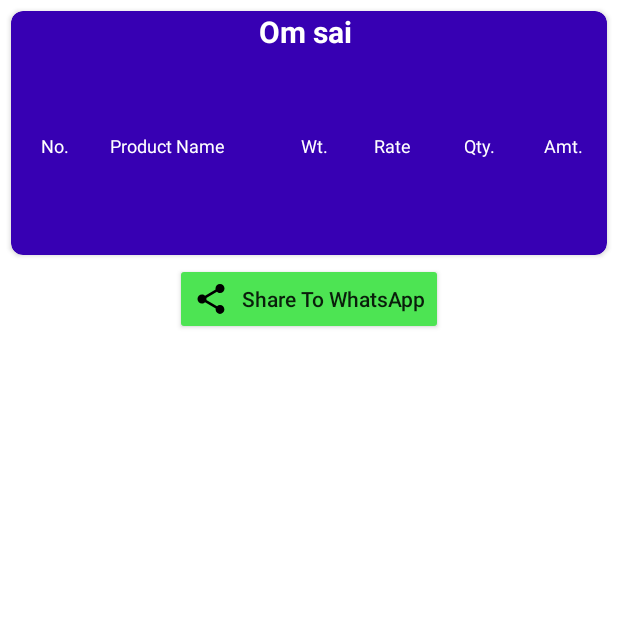
After one commit to karan4ss/ShopBillInventory, an Android app: the ShowPerticularBillActivity screen opened directly, with no data from a screen before it, on a phone screen of 412 x 824 dp, the top half of it. The commit adds this screen. Run offline under Robolectric (Android 15) with nearby library versions, the phone set to English and light mode, and no system bars; our stand-ins replace Firebase (no records; nobody signed in at launch, a user with empty details on screens opened directly).

Commit message:
commit by karan done send bill to whatsapp 16042024 evening

```diff
--- /dev/null
+++ b/app/src/main/res/drawable/ic_share.xml
@@ -0,0 +1,5 @@
+<vector android:height="24dp" android:tint="#000000"
+    android:viewportHeight="24" android:viewportWidth="24"
+    android:width="24dp" xmlns:android="http://schemas.android.com/apk/res/android">
+    <path android:fillColor="@android:color/white" android:pathData="M18,16.08c-0.76,0 -1.44,0.3 -1.96,0.77L8.91,12.7c0.05,-0.23 0.09,-0.46 0.09,-0.7s-0.04,-0.47 -0.09,-0.7l7.05,-4.11c0.54,0.5 1.25,0.81 2.04,0.81 1.66,0 3,-1.34 3,-3s-1.34,-3 -3,-3 -3,1.34 -3,3c0,0.24 0.04,0.47 0.09,0.7L8.04,9.81C7.5,9.31 6.79,9 6,9c-1.66,0 -3,1.34 -3,3s1.34,3 3,3c0.79,0 1.5,-0.31 2.04,-0.81l7.12,4.16c-0.05,0.21 -0.08,0.43 -0.08,0.65 0,1.61 1.31,2.92 2.92,2.92 1.61,0 2.92,-1.31 2.92,-2.92s-1.31,-2.92 -2.92,-2.92z"/>
+</vector>
--- /dev/null
+++ b/app/src/main/res/layout/activity_show_perticular_bill.xml
@@ -0,0 +1,204 @@
+<?xml version="1.0" encoding="utf-8"?>
+<androidx.constraintlayout.widget.ConstraintLayout xmlns:android="http://schemas.android.com/apk/res/android"
+    xmlns:app="http://schemas.android.com/apk/res-auto"
+    xmlns:tools="http://schemas.android.com/tools"
+    android:layout_width="match_parent"
+    android:layout_height="wrap_content"
+    tools:context=".ShowPerticularBillActivity">
+
+    <ScrollView
+        android:layout_width="match_parent"
+        android:layout_height="wrap_content"
+        app:layout_constraintTop_toTopOf="parent">
+
+        <androidx.constraintlayout.widget.ConstraintLayout
+            android:layout_width="match_parent"
+            android:layout_height="match_parent">
+
+            <androidx.cardview.widget.CardView
+                android:id="@+id/cvofperticularBill"
+                android:layout_width="match_parent"
+                android:layout_height="wrap_content"
+                android:layout_margin="7dp"
+                android:padding="10dp"
+                app:cardBackgroundColor="@color/purple_700"
+                app:cardCornerRadius="8dp"
+                app:layout_constraintTop_toTopOf="parent">
+
+                <androidx.constraintlayout.widget.ConstraintLayout
+                    android:layout_width="match_parent"
+                    android:layout_height="wrap_content"
+
+                    app:layout_constraintEnd_toEndOf="parent"
+                    app:layout_constraintStart_toStartOf="parent"
+                    app:layout_constraintTop_toTopOf="parent">
+
+                    <TextView
+                        android:id="@+id/tvBussinessName"
+                        android:layout_width="wrap_content"
+                        android:layout_height="wrap_content"
+                        android:maxLines="3"
+                        android:text="Om sai "
+                        android:textColor="@color/white"
+                        android:textSize="20sp"
+                        android:textStyle="bold"
+                        app:layout_constraintEnd_toEndOf="parent"
+                        app:layout_constraintStart_toStartOf="parent"
+                        app:layout_constraintTop_toTopOf="parent" />
+
+                    <TextView
+                        android:id="@+id/tvmobilenumber"
+                        android:layout_width="wrap_content"
+                        android:layout_height="wrap_content"
+                        android:textColor="@color/white"
+                        android:textSize="14sp"
+                        app:layout_constraintEnd_toEndOf="@+id/tvBussinessName"
+                        app:layout_constraintStart_toStartOf="@+id/tvBussinessName"
+                        app:layout_constraintTop_toBottomOf="@+id/tvBussinessName" />
+
+                    <TextView
+                        android:id="@+id/tvBillNo"
+                        android:layout_width="wrap_content"
+                        android:layout_height="wrap_content"
+                        android:layout_marginStart="20dp"
+                        android:textColor="@color/white"
+                        android:textSize="14sp"
+                        android:textStyle="bold"
+                        app:layout_constraintStart_toStartOf="parent"
+                        app:layout_constraintTop_toBottomOf="@+id/tvmobilenumber" />
+
+                    <LinearLayout
+                        android:id="@+id/llofpertuclarbillTitles"
+                        android:layout_width="match_parent"
+                        android:layout_height="wrap_content"
+                        android:layout_marginTop="15dp"
+                        android:orientation="horizontal"
+                        android:weightSum="6"
+                        app:layout_constraintTop_toBottomOf="@+id/tvBillNo">
+
+
+                        <TextView
+                            android:id="@+id/tvNo"
+                            android:layout_width="wrap_content"
+                            android:layout_height="wrap_content"
+                            android:layout_marginStart="20dp"
+                            android:layout_weight="0.5"
+                            android:text="No."
+                            android:textColor="@color/white"
+                            android:textSize="12sp"
+                            app:layout_constraintStart_toStartOf="parent"
+                            app:layout_constraintTop_toBottomOf="@+id/tvmobilenumber" />
+
+
+                        <TextView
+                            android:id="@+id/tvProductName"
+                            android:layout_width="wrap_content"
+                            android:layout_height="wrap_content"
+                            android:layout_marginStart="20dp"
+                            android:layout_weight="2"
+                            android:text="Product Name"
+                            android:textColor="@color/white"
+                            android:textSize="12sp"
+                            app:layout_constraintStart_toStartOf="parent"
+                            app:layout_constraintTop_toBottomOf="@+id/tvmobilenumber" />
+
+
+                        <TextView
+                            android:id="@+id/tvWeight"
+                            android:layout_width="wrap_content"
+                            android:layout_height="wrap_content"
+                            android:layout_marginStart="20dp"
+                            android:layout_weight="0.7"
+                            android:text="Wt."
+                            android:textColor="@color/white"
+                            android:textSize="12sp"
+                            app:layout_constraintStart_toStartOf="parent"
+                            app:layout_constraintTop_toBottomOf="@+id/tvmobilenumber" />
+
+
+                        <TextView
+                            android:id="@+id/tvRate"
+                            android:layout_width="wrap_content"
+                            android:layout_height="wrap_content"
+                            android:layout_marginStart="20dp"
+                            android:layout_weight="1"
+                            android:text="Rate"
+                            android:textColor="@color/white"
+                            android:textSize="12sp"
+                            app:layout_constraintStart_toStartOf="parent"
+                            app:layout_constraintTop_toBottomOf="@+id/tvmobilenumber" />
+
+
+                        <TextView
+                            android:id="@+id/tvQty"
+                            android:layout_width="wrap_content"
+                            android:layout_height="wrap_content"
+                            android:layout_marginStart="20dp"
+                            android:layout_weight="0.8"
+                            android:text="Qty."
+                            android:textColor="@color/white"
+                            android:textSize="12sp"
+                            app:layout_constraintStart_toStartOf="parent"
+                            app:layout_constraintTop_toBottomOf="@+id/tvmobilenumber" />
+
+
+                        <TextView
+                            android:id="@+id/tvAmount"
+                            android:layout_width="wrap_content"
+                            android:layout_height="wrap_content"
+                            android:layout_marginStart="20dp"
+                            android:layout_weight="1"
+                            android:text="Amt."
+                            android:textColor="@color/white"
+                            android:textSize="12sp"
+                            app:layout_constraintStart_toStartOf="parent"
+                            app:layout_constraintTop_toBottomOf="@+id/tvmobilenumber" />
+
+                    </LinearLayout>
+
+                    <androidx.recyclerview.widget.RecyclerView
+                        android:id="@+id/rvofPerticularBill"
+                        android:layout_width="match_parent"
+                        android:layout_height="wrap_content"
+                        android:layout_margin="5dp"
+                        app:layout_constraintEnd_toEndOf="parent"
+                        app:layout_constraintStart_toStartOf="parent"
+                        app:layout_constraintTop_toBottomOf="@+id/llofpertuclarbillTitles" />
+
+
+                    <TextView
+                        android:id="@+id/tvGrandTotatal"
+                        android:layout_width="wrap_content"
+                        android:layout_height="wrap_content"
+                        android:layout_marginTop="20dp"
+                        android:layout_marginEnd="25dp"
+                        android:layout_marginBottom="20dp"
+                        android:textColor="@color/white"
+                        android:textStyle="bold"
+                        app:layout_constraintBottom_toBottomOf="parent"
+                        app:layout_constraintEnd_toEndOf="parent"
+                        app:layout_constraintTop_toBottomOf="@+id/rvofPerticularBill" />
+
+                </androidx.constraintlayout.widget.ConstraintLayout>
+
+            </androidx.cardview.widget.CardView>
+
+            <androidx.appcompat.widget.AppCompatButton
+                android:id="@+id/btnOpenAndSharetoWhatsapp"
+                android:layout_width="wrap_content"
+                android:layout_height="wrap_content"
+                android:layout_margin="5dp"
+                android:backgroundTint="@color/green_popti"
+                android:drawableStart="@drawable/ic_share"
+                android:drawablePadding="8dp"
+                android:text="Share To WhatsApp"
+                android:textAllCaps="false"
+                app:layout_constraintEnd_toEndOf="parent"
+                app:layout_constraintStart_toStartOf="parent"
+                app:layout_constraintTop_toBottomOf="@+id/cvofperticularBill" />
+
+        </androidx.constraintlayout.widget.ConstraintLayout>
+    </ScrollView>
+
+
+</androidx.constraintlayout.widget.ConstraintLayout>
--- a/app/src/main/res/values/strings.xml
+++ b/app/src/main/res/values/strings.xml
@@ -24,7 +24,9 @@
     <string name="fbid">Facebook Id</string>
     <string name="instaid">Instagram Id</string>
     <string name="confirmlogout">Confirm Logout</string>
+    <string name="confirmsharebill">Share Bill</string>
     <string name="areyousuretologout">Are you sure you want to logout?</string>
+    <string name="areyousuretosharetowhatsup">Are you sure you want to share bill on whatsapp?</string>
 
     <!-- TODO: Remove or change this placeholder text -->
     <string name="hello_blank_fragment">Hello blank fragment</string>
```
Also changed, not shown: app/src/main/AndroidManifest.xml (+7 -0 lines), app/src/main/java/com/example/shopbillinventory/Adapters/AdapterGenratedBills.kt (+14 -3 lines), app/src/main/java/com/example/shopbillinventory/Adapters/AdapterPerticularBill.kt (added, +54 -0 lines), app/src/main/java/com/example/shopbillinventory/ShowPerticularBillActivity.kt (added, +203 -0 lines), app/src/main/res/layout/confirm_billshare_dialog_.xml (added, +93 -0 lines), app/src/main/res/layout/item_file_genratedbill_data.xml (+22 -4 lines), app/src/main/res/layout/item_perticular_bill_data.xml (added, +100 -0 lines).
